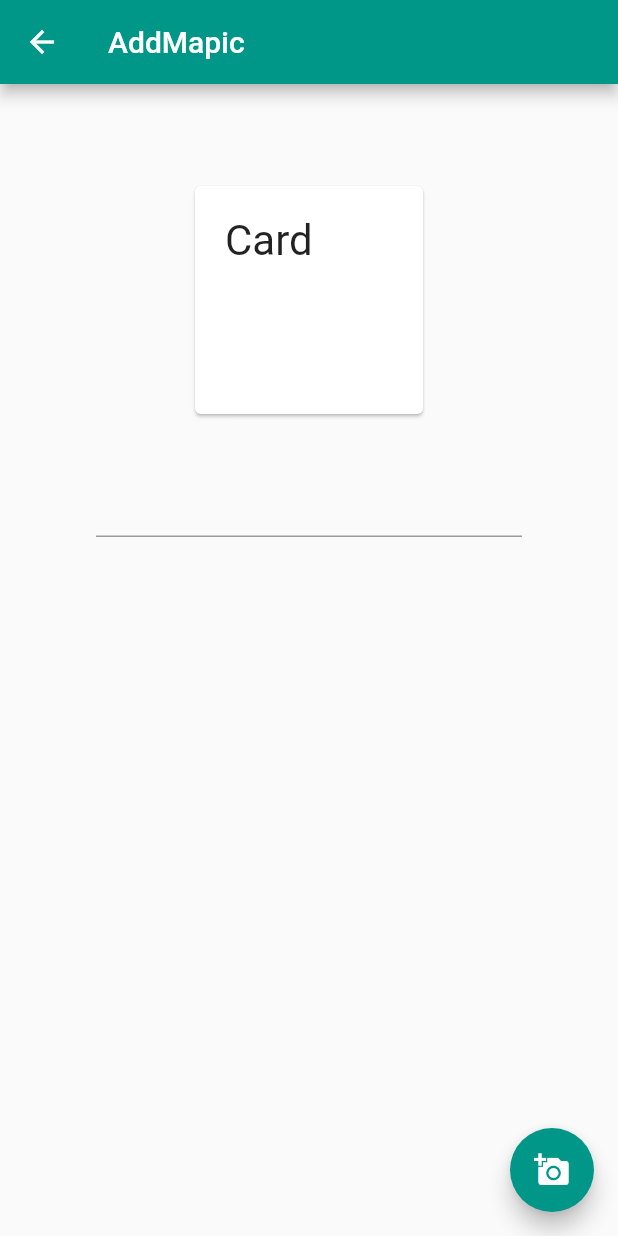
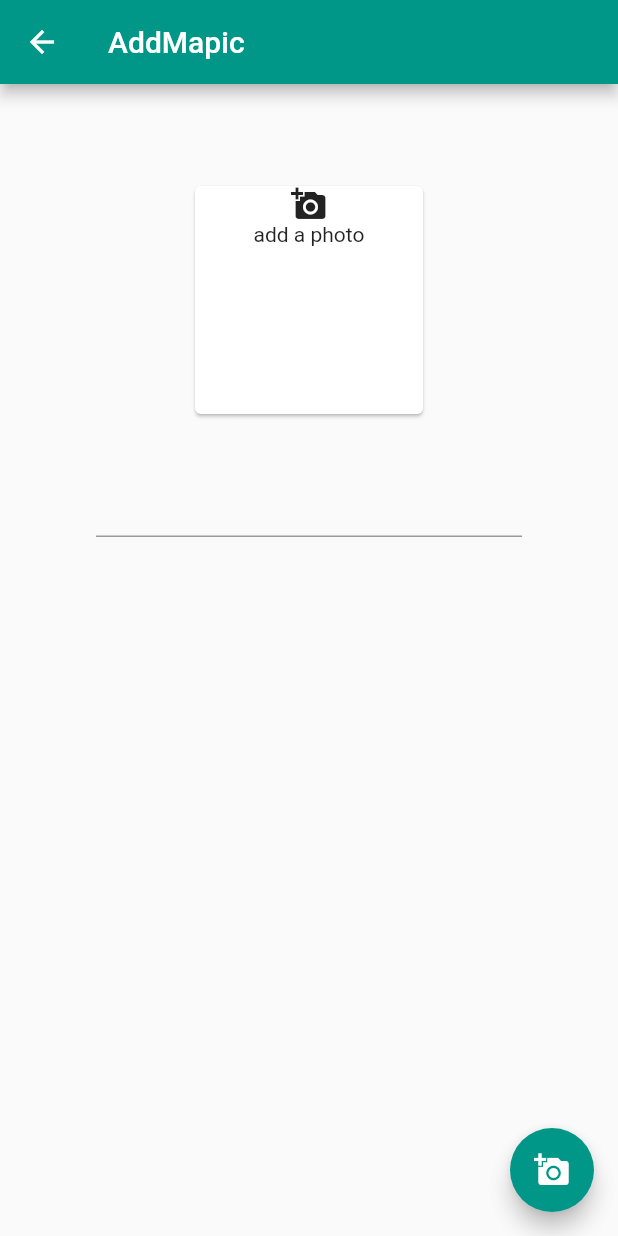
Before and after one commit to ndjndj/flutter-playground, a Flutter app: the AddMapicPage screen opened directly, on a phone screen of 412 x 824 dp. Run offline on Flutter 3.47's test engine with Material 2 defaults, Android fonts, the phone set to English and light mode, and no system bars; our stand-ins replace image_picker.

Commit message:
add a photo

```diff
--- a/mapic/lib/main.dart
+++ b/mapic/lib/main.dart
@@ -115,9 +115,11 @@ class _AddMapicPageState extends State<AddMapicPage> {
                   child: Card(
                     child: InkWell(
                       onTap: getImage,
-                      child: Padding(
-                        padding: EdgeInsets.all(20.0),
-                        child: Text('Card', style: TextStyle(fontSize: 28))
+                      child:Column(
+                        children: <Widget>[
+                          Icon(Icons.add_a_photo),
+                          Text('add a photo'),
+                        ],
                       ),
                     ),
                   ),
```
